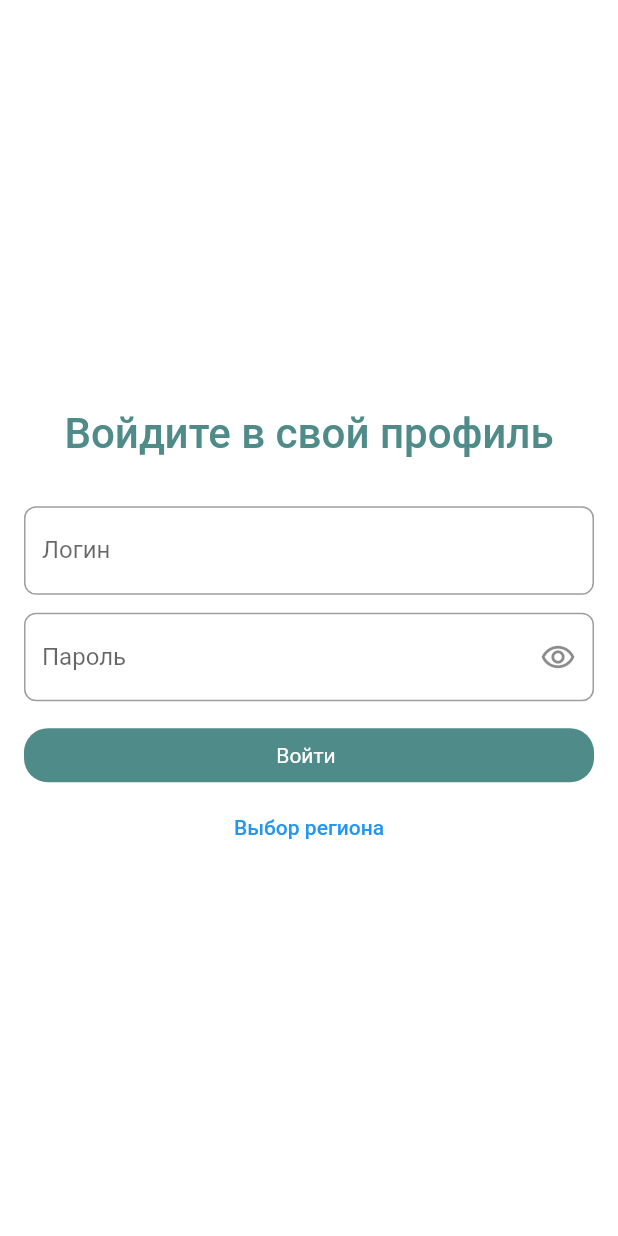
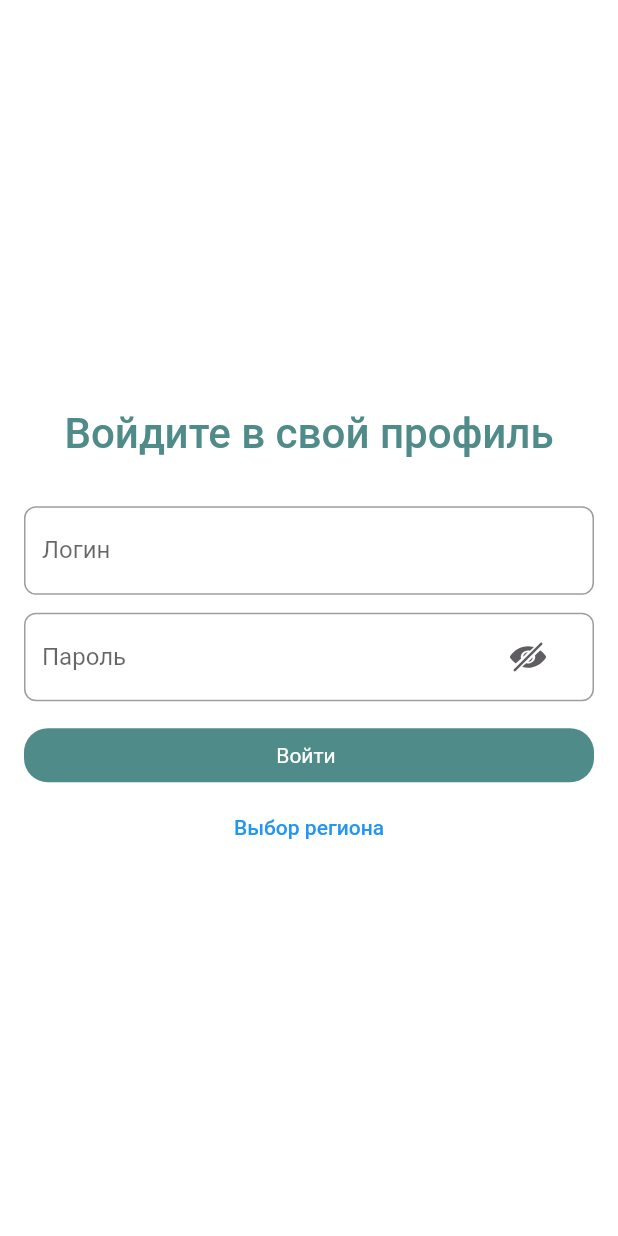
Before and after one commit to EbriusQuasimodo/project_SMM, a Flutter app: the LoginWidget screen opened directly, on a phone screen of 412 x 824 dp. Run offline on Flutter 3.47's test engine with Material 2 defaults, Android fonts, the phone set to English and light mode, and no system bars; our stand-ins replace bloc, dartz, equatable, flutter_bloc, flutter_svg, shared_preferences; accounts and stored records are empty; generated files the repository leaves out were written again; project files that could hold a hidden picture were left out.

Commit message:
add icons + fix ui + fix obscured password

```diff
--- a/lib/shared/ui/fomr_item/form_input_item/form_input_item.dart
+++ b/lib/shared/ui/fomr_item/form_input_item/form_input_item.dart
@@ -1,4 +1,5 @@
 import 'package:flutter/material.dart';
+import 'package:flutter_svg/flutter_svg.dart';
 import 'package:project_smm/shared/constants/errors_constants/errors_constants.dart';
 import 'package:project_smm/shared/lib/theme/theme_app.dart';
 
@@ -40,12 +41,10 @@ class _FormInputItemState extends State<FormInputItem> {
           }
           return null;
         },
-        obscureText: widget.canHidePassword ? !passwordObscured : false,
+        obscureText: widget.canHidePassword ? passwordObscured : false,
         decoration: InputDecoration(
           counterText: '',
           counterStyle: const TextStyle(fontSize: 0),
-          prefixIconConstraints:
-              const BoxConstraints(minWidth: 0, minHeight: 0),
           border: const OutlineInputBorder(
               borderRadius: BorderRadius.all(
                 Radius.circular(8),
@@ -54,15 +53,18 @@ class _FormInputItemState extends State<FormInputItem> {
                   BorderSide(color: ThemeApp.secondaryColorTextAndIcons)),
           labelText: widget.formName,
           suffixIcon: widget.canHidePassword
-              ? IconButton(
+              ? MaterialButton(
+                  shape: const CircleBorder(),
                   onPressed: () {
                     setState(() {
                       passwordObscured = !passwordObscured;
                     });
                   },
-                  icon: Icon(passwordObscured
-                      ? Icons.remove_red_eye_outlined
-                      : Icons.remove_red_eye),
+                  child: SvgPicture.asset(
+                    'assets/images/icons/shared/eye.svg',
+                    height: 24,
+                    width: 24,
+                  ),
                 )
               : const SizedBox.shrink(),
         ),
--- a/pubspec.yaml
+++ b/pubspec.yaml
@@ -76,6 +76,7 @@ flutter:
     - assets/images/icons/
     - assets/images/icons/auth/
     - assets/images/icons/shared/
+    - assets/images/icons/profile/
 
   # An image asset can refer to one or more resolution-specific "variants", see
   # https://flutter.dev/assets-and-images/#resolution-aware
```
Also changed, not shown: lib/pages/profile_page/profile_page.dart (+11 -8 lines), lib/shared/ui/buttons/settings_button/settings_button.dart (+8 -6 lines), lib/widgets/profile_widgets/update_version_button.dart (+8 -8 lines), lib/widgets/profile_widgets/user_name_text.dart (+8 -4 lines), assets/images/icons/profile/change_language.svg (added), assets/images/icons/profile/change_password.svg (added), assets/images/icons/profile/update_version.svg (added), assets/images/icons/shared/arrow.svg (added), assets/images/icons/shared/eye.svg (added), assets/images/icons/shared/person.svg (added).
